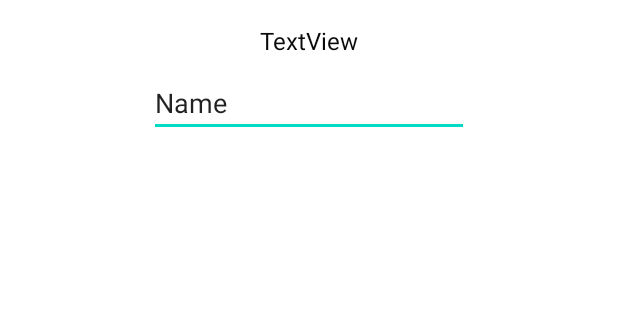
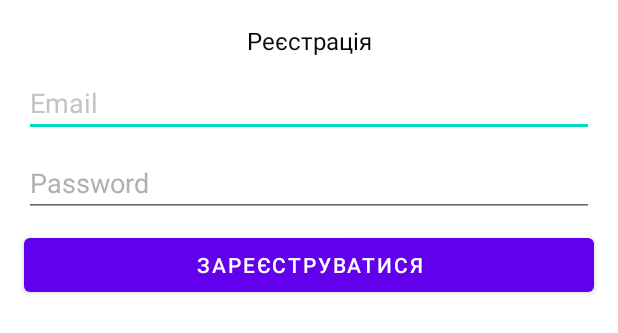
Before and after one commit to VadimKravchenkoDev/GDZS_RELOAD, an Android app: the layout sign_dialog.xml on its own in the app's theme, with its tools: preview values and no code run, on a phone screen of 412 x 824 dp. Shown: the top 333 px of the screen. Run offline under Robolectric (Android 15) with nearby library versions, the phone set to English and light mode, and no system bars.

Commit message:
dialog_menu_1.0

```diff
--- a/app/src/main/java/com/kravchenko_vadim/gdzs/MainActivity.kt
+++ b/app/src/main/java/com/kravchenko_vadim/gdzs/MainActivity.kt
@@ -11,13 +11,18 @@ import androidx.appcompat.widget.Toolbar
 import androidx.core.view.GravityCompat
 import com.google.android.material.navigation.NavigationView
 import com.kravchenko_vadim.gdzs.databinding.ActivityMainBinding
+import com.kravchenko_vadim.gdzs.dialogHelper.DialogHelper
 
 class MainActivity : AppCompatActivity(), NavigationView.OnNavigationItemSelectedListener {
     lateinit var binding: ActivityMainBinding
+    private var dialogs = DialogHelper(this)
+
     override fun onCreate(savedInstanceState: Bundle?) {
         super.onCreate(savedInstanceState)
         binding = ActivityMainBinding.inflate(layoutInflater)
         setContentView(binding.root)
+
+
         val toolbar = findViewById<Toolbar>(R.id.toolbar)
         setSupportActionBar(findViewById<Toolbar>(R.id.toolbar))
         val toggle = ActionBarDrawerToggle(this, binding.drawerLayout, toolbar, R.string.open, R.string.close)
--- /dev/null
+++ b/app/src/main/java/com/kravchenko_vadim/gdzs/dialogHelper/DialogHelper.kt
@@ -0,0 +1,16 @@
+package com.kravchenko_vadim.gdzs.dialogHelper
+
+import android.app.AlertDialog
+import com.kravchenko_vadim.gdzs.MainActivity
+import com.kravchenko_vadim.gdzs.databinding.SignDialogBinding
+
+class DialogHelper(act:MainActivity) {
+    private val act = act
+    fun createSignDialog(){
+        val builder = AlertDialog.Builder(act)
+        val rootDialogElement = SignDialogBinding.inflate(act.layoutInflater)
+        val view = rootDialogElement.root
+        builder.setView(view)
+        builder.show()
+    }
+}
--- a/app/src/main/res/layout/sign_dialog.xml
+++ b/app/src/main/res/layout/sign_dialog.xml
@@ -10,7 +10,7 @@
         android:layout_width="wrap_content"
         android:layout_height="wrap_content"
         android:layout_marginTop="16dp"
-        android:text="TextView"
+        android:text="@string/sign_up"
         android:textColor="#090909"
         android:textSize="16sp"
         app:layout_constraintEnd_toEndOf="parent"
@@ -19,14 +19,51 @@
 
     <EditText
         android:id="@+id/edSignEmail"
-        android:layout_width="wrap_content"
+        android:layout_width="0dp"
         android:layout_height="wrap_content"
+        android:layout_marginStart="16dp"
         android:layout_marginTop="8dp"
+        android:layout_marginEnd="16dp"
         android:ems="10"
-        android:inputType="textPersonName"
-        android:text="Name"
+        android:hint="@string/email_hint"
+        android:inputType="textPersonName|textEmailAddress"
+        android:textColorHint="#C5C3C3"
         app:layout_constraintEnd_toEndOf="parent"
         app:layout_constraintStart_toStartOf="parent"
         app:layout_constraintTop_toBottomOf="@+id/tvSignTitle" />
 
+    <EditText
+        android:id="@+id/edSignPassword"
+        android:layout_width="0dp"
+        android:layout_height="wrap_content"
+        android:layout_marginTop="8dp"
+        android:ems="10"
+        android:hint="@string/password_hint"
+        android:inputType="textPersonName"
+        android:textColorHint="#B3AFAF"
+        app:layout_constraintEnd_toEndOf="@+id/edSignEmail"
+        app:layout_constraintStart_toStartOf="@+id/edSignEmail"
+        app:layout_constraintTop_toBottomOf="@+id/edSignEmail" />
+
+    <Button
+        android:id="@+id/signUpIn"
+        android:layout_width="0dp"
+        android:layout_height="wrap_content"
+        android:layout_marginTop="8dp"
+        android:text="@string/ac_sign_up"
+        app:layout_constraintEnd_toEndOf="@+id/edSignEmail"
+        app:layout_constraintStart_toStartOf="@+id/edSignEmail"
+        app:layout_constraintTop_toBottomOf="@+id/edSignPassword" />
+
+    <Button
+        android:id="@+id/btForgetPass"
+        android:layout_width="0dp"
+        android:layout_height="wrap_content"
+        android:layout_marginTop="8dp"
+        android:text="@string/forget_password"
+        android:visibility="gone"
+        app:layout_constraintEnd_toEndOf="@+id/edSignEmail"
+        app:layout_constraintStart_toStartOf="@+id/edSignEmail"
+        app:layout_constraintTop_toBottomOf="@+id/signUpIn" />
+
 </androidx.constraintlayout.widget.ConstraintLayout>
--- a/app/src/main/res/values/strings.xml
+++ b/app/src/main/res/values/strings.xml
@@ -48,6 +48,12 @@
     <string name="about_cat4">Про додаток</string>
     <string name="open">Open</string>
     <string name="close">Close</string>
+    <!--Sign dialog -->
+    <string name="email_hint">Email</string>
+    <string name="password_hint">Password</string>
+    <string name="sign_up">Реєстрація</string>
+    <string name="sign_up_action">Увійти</string>
+    <string name="forget_password">Забули пароль?</string>
 
 
 
```
